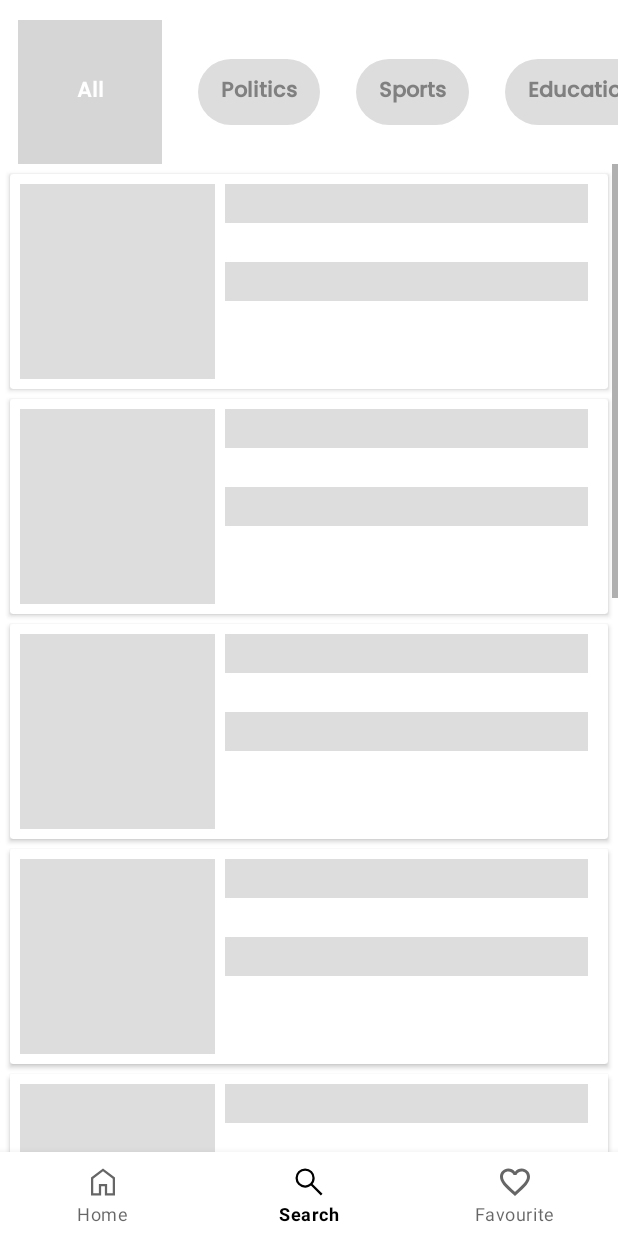
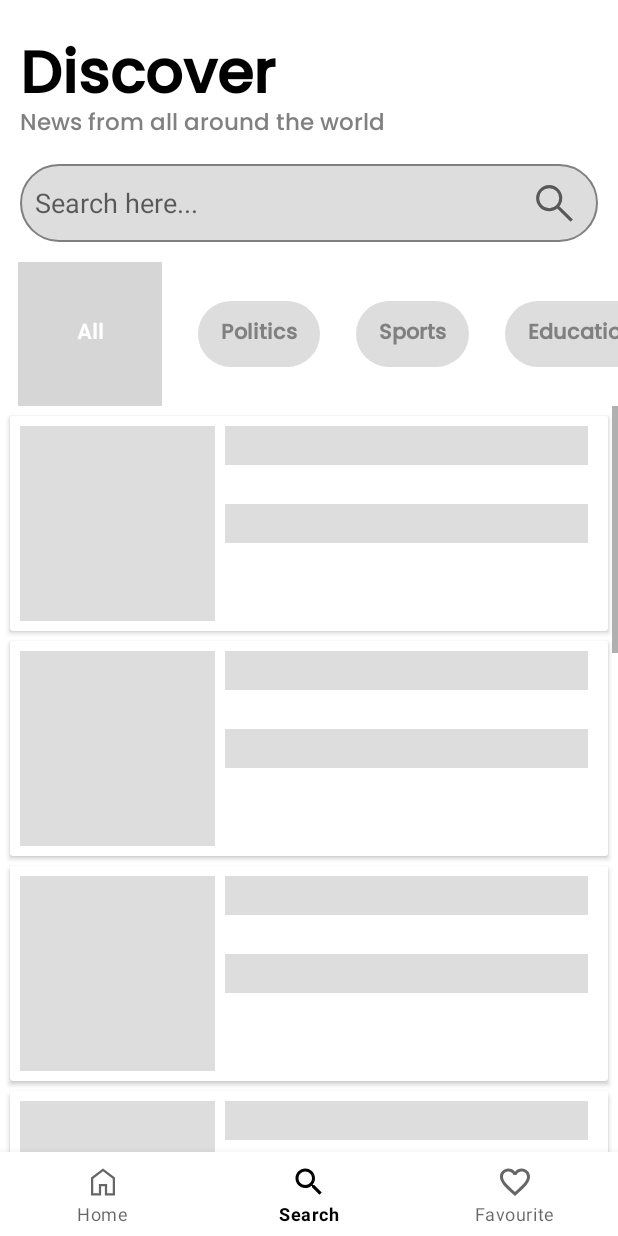
Before and after one commit to Deepraj99/Discover, an Android app: the SearchFragment screen opened through its navigation route, on a phone screen of 412 x 824 dp. Run offline under Robolectric (Android 15) with nearby library versions, the phone set to English and light mode, and no system bars; our stand-ins replace Shimmer, data binding, navigation-ui, sdp/ssp sizes; network calls fail; pictures from the network do not load; 1 statement that could not run was skipped.

Commit message:
few changes

```diff
--- a/app/src/main/java/com/example/discover/fragments/SearchFragment.kt
+++ b/app/src/main/java/com/example/discover/fragments/SearchFragment.kt
@@ -1,6 +1,7 @@
 package com.example.discover.fragments
 
 import android.os.Bundle
+import android.util.Log
 import androidx.fragment.app.Fragment
 import android.view.LayoutInflater
 import android.view.View
@@ -25,6 +26,8 @@ class SearchFragment : Fragment() {
         // Inflate the layout for this fragment
         binding = FragmentSearchBinding.inflate(inflater, container, false)
         setUpTabLayoutWithViewPager()
+        binding.ivSearch.setOnClickListener { Log.d("DEEPAK", binding.searchBar.text.toString()) }
+
         return binding.root
     }
 
--- a/app/src/main/res/drawable/ic_search.xml
+++ b/app/src/main/res/drawable/ic_search.xml
@@ -1,6 +1,6 @@
 <vector xmlns:android="http://schemas.android.com/apk/res/android"
-    android:width="48dp"
-    android:height="48dp"
+    android:width="25dp"
+    android:height="25dp"
     android:viewportWidth="960"
     android:viewportHeight="960"
     android:tint="?attr/colorControlNormal">
--- /dev/null
+++ b/app/src/main/res/drawable/ic_search_small.xml
@@ -0,0 +1,5 @@
+<vector android:height="24dp" android:tint="#FFFFFF"
+    android:viewportHeight="24" android:viewportWidth="24"
+    android:width="24dp" xmlns:android="http://schemas.android.com/apk/res/android">
+    <path android:fillColor="@android:color/white" android:pathData="M15.5,14h-0.79l-0.28,-0.27C15.41,12.59 16,11.11 16,9.5 16,5.91 13.09,3 9.5,3S3,5.91 3,9.5 5.91,16 9.5,16c1.61,0 3.09,-0.59 4.23,-1.57l0.27,0.28v0.79l5,4.99L20.49,19l-4.99,-5zM9.5,14C7.01,14 5,11.99 5,9.5S7.01,5 9.5,5 14,7.01 14,9.5 11.99,14 9.5,14z"/>
+</vector>
--- /dev/null
+++ b/app/src/main/res/drawable/search_bar_background.xml
@@ -0,0 +1,22 @@
+<?xml version="1.0" encoding="utf-8"?>
+<selector xmlns:android="http://schemas.android.com/apk/res/android">
+    <item>
+        <shape>
+            <gradient
+                android:angle="270"
+                android:endColor="@color/gray_light"
+                android:startColor="@color/gray_light" />
+            <stroke
+                android:width="1dp"
+                android:color="@color/gray" />
+            <corners
+                android:radius="@dimen/_20sdp" />
+            <padding
+                android:bottom="10dp"
+                android:left="10dp"
+                android:right="10dp"
+                android:top="10dp" />
+        </shape>
+    </item>
+
+</selector>
--- a/app/src/main/res/layout/fragment_search.xml
+++ b/app/src/main/res/layout/fragment_search.xml
@@ -12,6 +12,56 @@
         android:layout_height="match_parent"
         tools:context=".fragments.SearchFragment">
 
+        <TextView
+            android:id="@+id/tvTitle"
+            android:layout_width="wrap_content"
+            android:layout_height="wrap_content"
+            android:text="@string/app_name"
+            android:textColor="@color/black"
+            android:layout_marginTop="@dimen/_15sdp"
+            android:layout_marginStart="@dimen/_10sdp"
+            android:textSize="@dimen/_30ssp"
+            android:textStyle="bold"
+            android:fontFamily="@font/myfont"
+            app:layout_constraintStart_toStartOf="parent"
+            app:layout_constraintTop_toTopOf="parent" />
+
+        <TextView
+            android:id="@+id/tvDesc"
+            android:layout_width="wrap_content"
+            android:layout_height="wrap_content"
+            android:fontFamily="@font/myfont"
+            android:text="@string/desc"
+            android:textColor="@color/gray"
+            android:textSize="@dimen/_12sdp"
+            android:layout_marginTop="-15dp"
+            android:layout_marginStart="@dimen/_10sdp"
+            app:layout_constraintStart_toStartOf="parent"
+            app:layout_constraintTop_toBottomOf="@+id/tvTitle"/>
+
+        <EditText
+            android:id="@+id/searchBar"
+            android:layout_width="match_parent"
+            android:layout_height="@dimen/_40sdp"
+            android:hint="@string/search_here"
+            android:ems="10"
+            android:layout_marginTop="@dimen/_10sdp"
+            android:layout_marginHorizontal="@dimen/_10sdp"
+            android:background="@drawable/search_bar_background"
+            app:layout_constraintEnd_toEndOf="parent"
+            app:layout_constraintStart_toStartOf="parent"
+            app:layout_constraintTop_toBottomOf="@+id/tvDesc" />
+
+        <ImageView
+            android:id="@+id/ivSearch"
+            android:layout_width="@dimen/_25sdp"
+            android:layout_height="@dimen/_25sdp"
+            android:src="@drawable/ic_search"
+            android:layout_marginEnd="@dimen/_20sdp"
+            app:layout_constraintBottom_toBottomOf="@+id/searchBar"
+            app:layout_constraintEnd_toEndOf="parent"
+            app:layout_constraintTop_toTopOf="@+id/searchBar" />
+
         <com.google.android.material.tabs.TabLayout
             android:id="@+id/tabLayout"
             android:layout_width="0dp"
@@ -19,7 +69,7 @@
             android:layout_marginVertical="@dimen/_10sdp"
             app:layout_constraintEnd_toEndOf="parent"
             app:layout_constraintStart_toStartOf="parent"
-            app:layout_constraintTop_toTopOf="parent"
+            app:layout_constraintTop_toBottomOf="@+id/searchBar"
             app:tabGravity="center"
             app:tabIndicatorHeight="0dp"
             app:tabMode="scrollable"
--- a/app/src/main/res/menu/bottom_navigation_items.xml
+++ b/app/src/main/res/menu/bottom_navigation_items.xml
@@ -9,7 +9,7 @@
     <item
         android:id="@+id/searchFragment"
         android:title="@string/search"
-        android:icon="@drawable/ic_search" />
+        android:icon="@drawable/ic_search_small" />
 
     <item
         android:id="@+id/favouriteFragment"
--- a/app/src/main/res/values/strings.xml
+++ b/app/src/main/res/values/strings.xml
@@ -12,4 +12,6 @@
 Are there transaction limits? The Federal Reserve Board of Governors removed the cap on transfers and withdrawals from savings accounts, previously outlined under its Regulation D, in April 2020. Still, banks may restrict how many transfers or withdrawals you can complete monthly.
 Are there minimum balance or deposit requirements? Banks may require a minimum deposit to open a savings account or have minimum balance requirements.
 Other considerations may include how extensive the sign-up process is and whether you are required to have other accounts with that bank.</string>
+    <string name="search_here">Search here...</string>
+    <string name="desc">News from all around the world</string>
 </resources>
```
